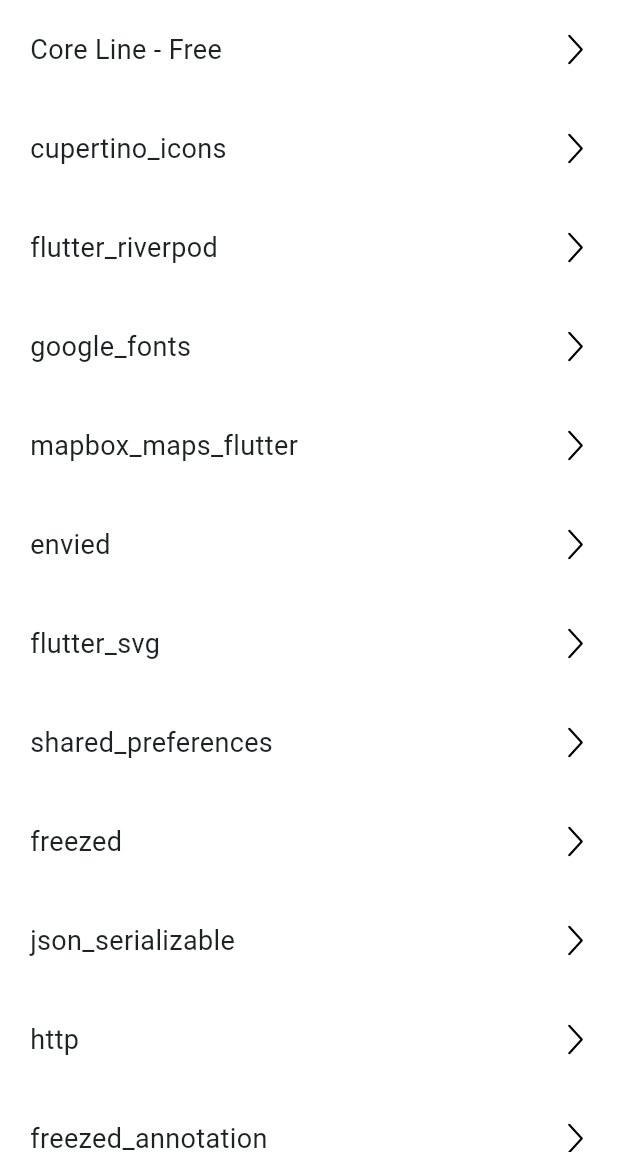
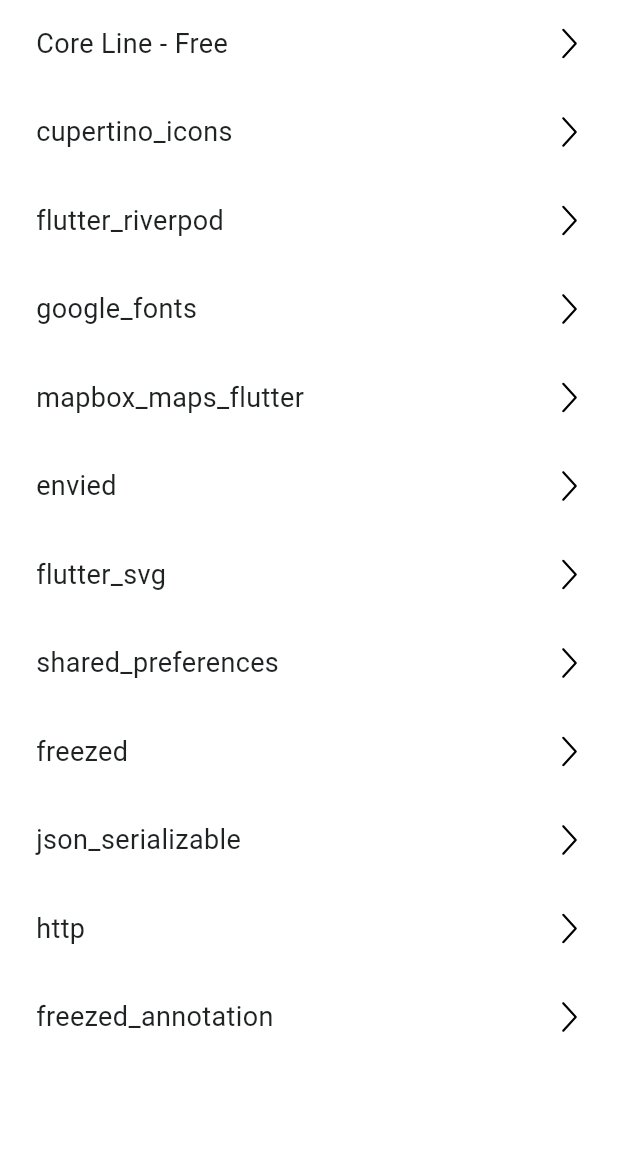
Before and after one commit to sakurabayusuke/UmiSea, a Flutter app: the LicenseListScreen screen opened directly, on a phone screen of 412 x 824 dp, the part 84-1236 px from its top. Run offline on Flutter 3.47's test engine with Material 3 defaults, Android fonts, the phone set to English and light mode, and no system bars; our stand-ins replace flutter_riverpod, flutter_svg, freezed_annotation, google_fonts, shared_preferences; missing offline and left inert: mapbox_maps_flutter; accounts and stored records are empty; generated files the repository leaves out were written again; Roboto replaces fonts that are missing (Kosugi).

Commit message:
#40 タップに反応しやすくするための処理を追加

```diff
--- a/lib/Component/list_item/screen_transition_item.dart
+++ b/lib/Component/list_item/screen_transition_item.dart
@@ -4,6 +4,7 @@ import 'package:umi_sea/Component/icon/icon_size.dart';
 import 'package:umi_sea/Component/typography/body_typography.dart';
 import 'package:umi_sea/Component/icon/icon.dart' as icon_enum;
 import 'package:umi_sea/Component/icon/icon_widget.dart' as atom;
+import 'package:umi_sea/Component/umi_sea_colors.dart';
 
 class ScreenTransitionItem extends StatelessWidget {
   const ScreenTransitionItem({
@@ -39,21 +40,33 @@ class ScreenTransitionItem extends StatelessWidget {
               return SlideTransition(position: animeOffset, child: child);
             },
             transitionDuration: const Duration(
-              milliseconds: 200,
+              milliseconds: 180,
             ),
           ),
         );
       },
       child: Container(
-        padding: const EdgeInsets.all(20),
+        padding: const EdgeInsets.symmetric(
+          horizontal: 24,
+          vertical: 16,
+        ),
+        decoration: const BoxDecoration(
+          border: Border(
+            bottom: BorderSide(
+              color: UmiSeaColors.gray000,
+              width: 1,
+            ),
+          ),
+        ),
+        child: Expanded(
           child: Row(
             children: [
               Expanded(
                 child: Text(
                   title,
                   style: shouldDisplayEnglish
-                    ? BodyTypography.extraLarge
-                        .copyWith(fontFamily: GoogleFonts.istokWeb().fontFamily)
+                      ? BodyTypography.extraLarge.copyWith(
+                          fontFamily: GoogleFonts.istokWeb().fontFamily)
                       : BodyTypography.extraLarge,
                 ),
               ),
@@ -64,6 +77,7 @@ class ScreenTransitionItem extends StatelessWidget {
             ],
           ),
         ),
+      ),
     );
   }
 }
```
Lines whose indentation alone changed are shown as unchanged.
